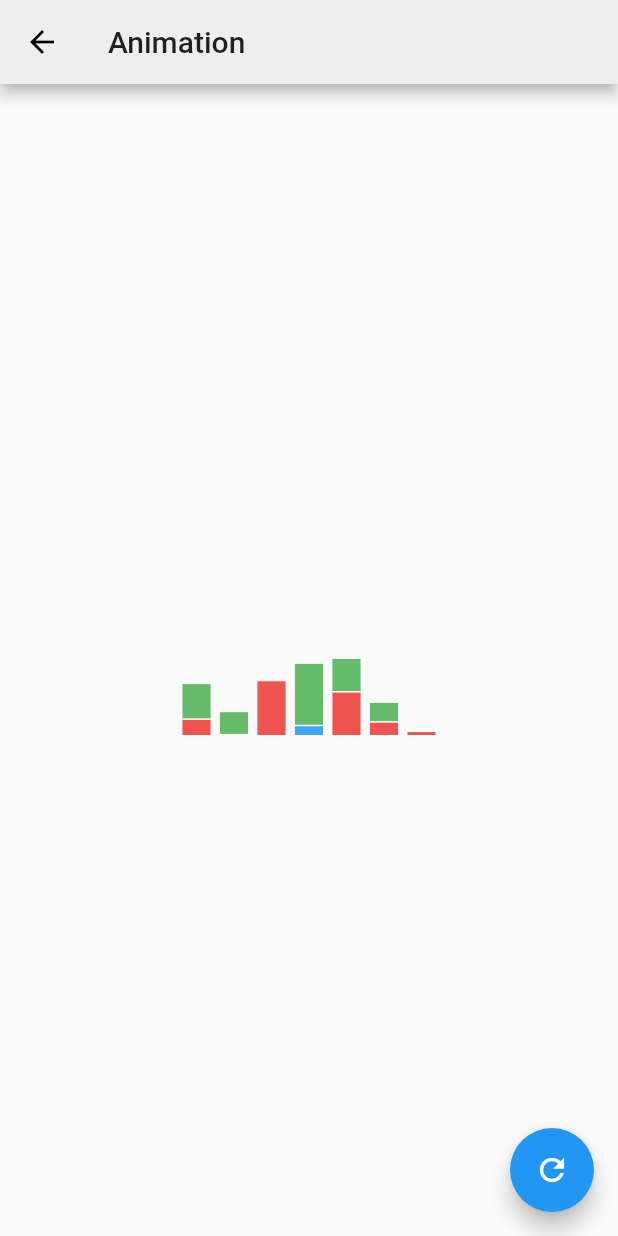
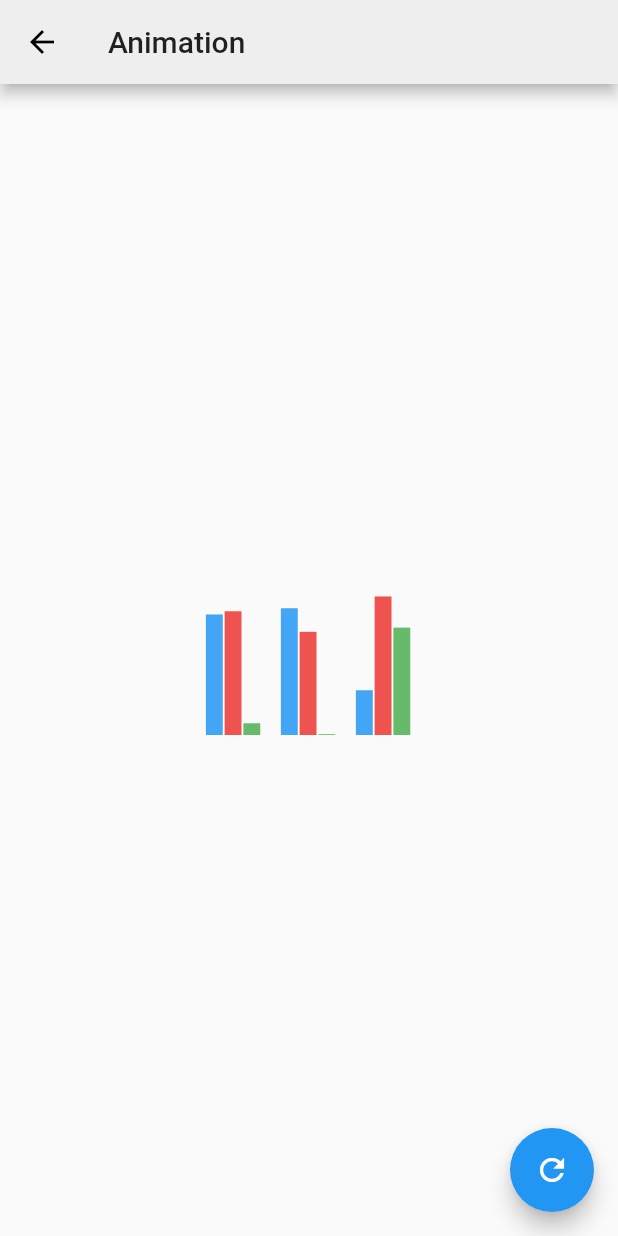
Before and after one commit to KeithLier/flutter_demo, a Flutter app: the screen it shows after launch, after a tap on "Flutter Animation", on a phone screen of 412 x 824 dp. Run offline on Flutter 3.47's test engine with Material 2 defaults, Android fonts, the phone set to English and light mode, and no system bars; our stand-ins replace firebase_database, google_sign_in, image_picker; accounts and stored records are empty.

Commit message:
bar group

```diff
--- a/lib/Animation/bar.dart
+++ b/lib/Animation/bar.dart
@@ -8,44 +8,48 @@ import 'tween.dart';
 
 class BarChart {
 
-  final List<BarStack> stacks;
-  BarChart(this.stacks);
+  final List<BarGroup> groups;
+  BarChart(this.groups);
 
   factory BarChart.empty(Size size) {
     return new BarChart(
-        <BarStack>[]
+        <BarGroup>[]
     );
   }
 
   factory BarChart.random(Size size,Random random){
-    const barWidthFraction = 0.75;
-    final ranks = selectRanks(random, 10);
-    final barCount = ranks.length;
-    final barDistance = size.width / (1+barCount);
+    const groupWidthFraction = 0.75;
+    const barWidthFraction = 0.9;
+    final groupRanks = selectRanks(random, 5);
+    final groupCount = groupRanks.length;
+    final groupDistance = size.width / (1+groupCount);
+    final groupWidth = groupDistance * groupWidthFraction;
+    final startX = groupDistance - groupWidth/2;
+    final barRanks = selectRanks(random, ColorPalette.primary.length ~/ 2);
+    final barCount = barRanks.length;
+    final barDistance = groupWidth / barCount;
     final barWidth = barDistance * barWidthFraction;
-    final startX = barDistance - barWidth/2;
-    final stacks = new List.generate(
+    final groups = new List.generate(
+      groupCount,
+        (i) {
+          final bars = new List.generate(
               barCount,
-        (i) {
-          final barRanks = selectRanks(random, ColorPalette.primary.length ~/ 2);
-          final bars = new List.generate(
-            barRanks.length,
               (j) => new Bar(
                 barRanks[j],
-              random.nextDouble() * size.height / 2,
+                startX + i * groupDistance + j * barDistance,
+                barWidth,
+                random.nextDouble() * size.height,
                 ColorPalette.primary[barRanks[j]],
               )
           );
-          return new BarStack(
-              ranks[i],
-              startX + i * barDistance,
-              barWidth,
+          return new BarGroup(
+              groupRanks[i],
               bars
           );
       }
     );
     return new BarChart(
-      stacks
+      groups
     );
   }
 
@@ -65,17 +69,58 @@ class BarChart {
 
 class BarChartTween extends Tween<BarChart> {
   BarChartTween(BarChart begin, BarChart end)
-      : _stacksTween = new MergeTween<BarStack>(begin.stacks, end.stacks),
+      : _groupsTween = new MergeTween<BarGroup>(begin.groups, end.groups),
         super(begin: begin, end: end);
 
-  final MergeTween<BarStack> _stacksTween;
+  final MergeTween<BarGroup> _groupsTween;
 
   @override
-  BarChart lerp(double t) => new BarChart(
-    _stacksTween.lerp(t)
+  BarChart lerp(double t) => new BarChart(_groupsTween.lerp(t));
+}
+
+
+class BarGroup implements MergeTweenable<BarGroup> {
+
+  BarGroup(this.rank, this.bars);
+
+  final int rank;
+  final List<Bar> bars;
+
+  @override
+  // TODO: implement empty
+  BarGroup get empty => new BarGroup(rank, <Bar>[]);
+
+  @override
+  bool operator <(BarGroup other) {
+    // TODO: implement <
+    return rank < other.rank;
+  }
+
+  @override
+  Tween<BarGroup> tweenTo(BarGroup other) {
+    // TODO: implement tweenTo
+    return new BarGroupTween(this, other);
+  }
+}
+
+class BarGroupTween extends Tween<BarGroup> {
+  BarGroupTween(BarGroup begin, BarGroup end)
+      : _barsTween = new MergeTween<Bar>(begin.bars, end.bars),
+        super(begin: begin, end: end) {
+    assert(begin.rank == end.rank);
+  }
+
+  final MergeTween<Bar> _barsTween;
+
+  @override
+  BarGroup lerp(double t) {
+    // TODO: implement lerp
+    return new BarGroup(
+        begin.rank,
+        _barsTween.lerp(t)
     );
   }
-
+}
 
 class BarStack implements MergeTweenable<BarStack> {
 
@@ -125,14 +170,16 @@ class BarStackTween extends Tween<BarStack> {
 }
 
 class Bar extends MergeTweenable<Bar>{
-  Bar(this.rank, this.height, this.color);
+  Bar(this.rank,this.x,this.width, this.height, this.color);
   final int rank;
+  final double x;
+  final double width;
   final double height;
   final Color color;
 
   @override
   // TODO: implement empty
-  Bar get empty => new Bar(rank, 0.0, color);
+  Bar get empty => new Bar(rank,x,0.0, 0.0, color);
 
   @override
   bool operator <(Bar other) {
@@ -150,6 +197,8 @@ class Bar extends MergeTweenable<Bar>{
     assert(begin.rank == end.rank);
     return new Bar(
         begin.rank,
+        lerpDouble(begin.x, end.x, t),
+        lerpDouble(begin.width, end.width, t),
         lerpDouble(begin.height, end.height, t),
         Color.lerp(begin.color, end.color, t)
     );
@@ -178,39 +227,23 @@ class BarChartPainter extends CustomPainter {
         super(repaint: animation);
   final Animation<BarChart> animation;
 
+  @override
   void paint(Canvas canvas, Size size) {
-    /*
-    Paint：Canvas绘制时使用的样式说明
-      style：是否绘制内部的形状、形状的边缘或两者都有，默认为PaintingStyle.fill
-     */
     final paint = new Paint()..style = PaintingStyle.fill;
-    final linePaint = new Paint()
-      ..style = PaintingStyle.stroke
-      ..color = Colors.white
-      ..strokeWidth = 1.0;
-    final linePath = new Path();
     final chart = animation.value;
-    for(final stack in chart.stacks) {
-      var y = size.height;
-      for (final bar in stack.bars) {
+    for(final stack in chart.groups) {
+      for(final bar in stack.bars) {
         paint.color = bar.color;
         canvas.drawRect(
           new Rect.fromLTWH(
-                stack.x,
-                y - bar.height,
-                stack.width,
+              bar.x,
+              size.height - bar.height,
+              bar.width,
               bar.height
           ),
-            paint
+          paint,
         );
-        if(y < size.height) {
-          linePath.moveTo(stack.x, y);
-          linePath.lineTo(stack.x + stack.width, y);
       }
-        y -= bar.height;
-      }
-      canvas.drawPath(linePath, linePaint);
-      linePath.reset();
     }
   }
 
```
Lines whose indentation alone changed are shown as unchanged.
